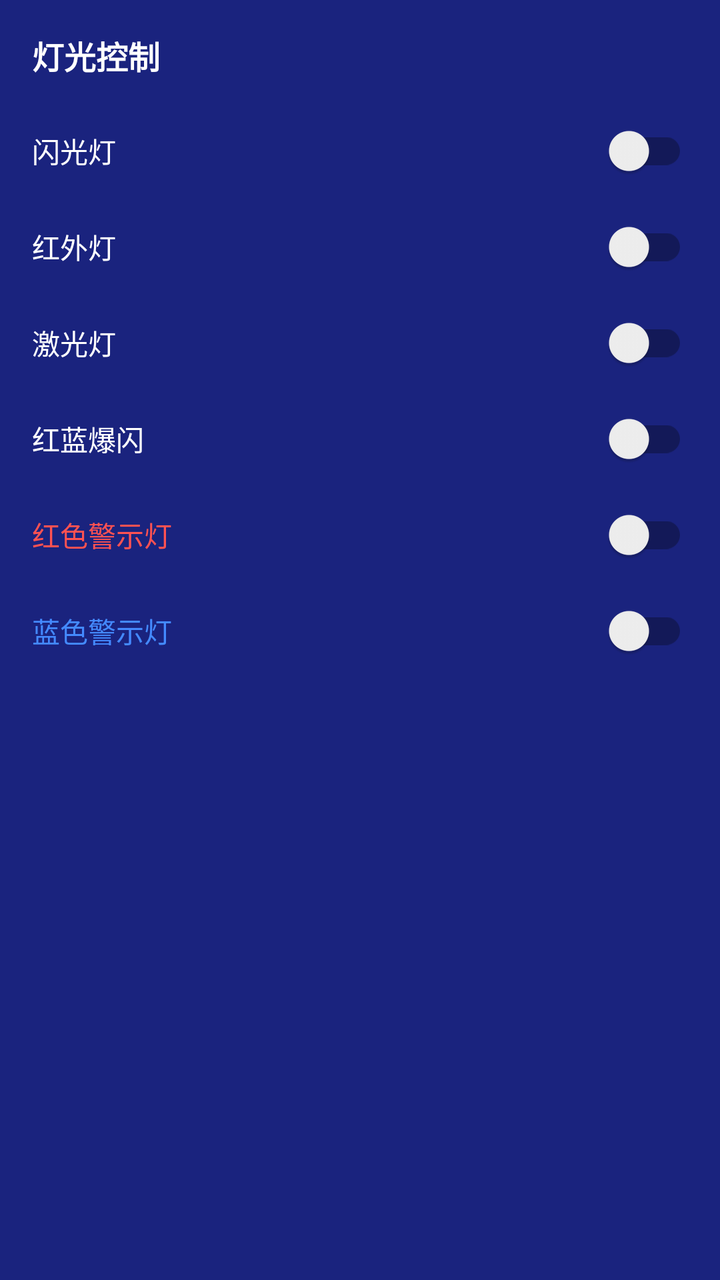
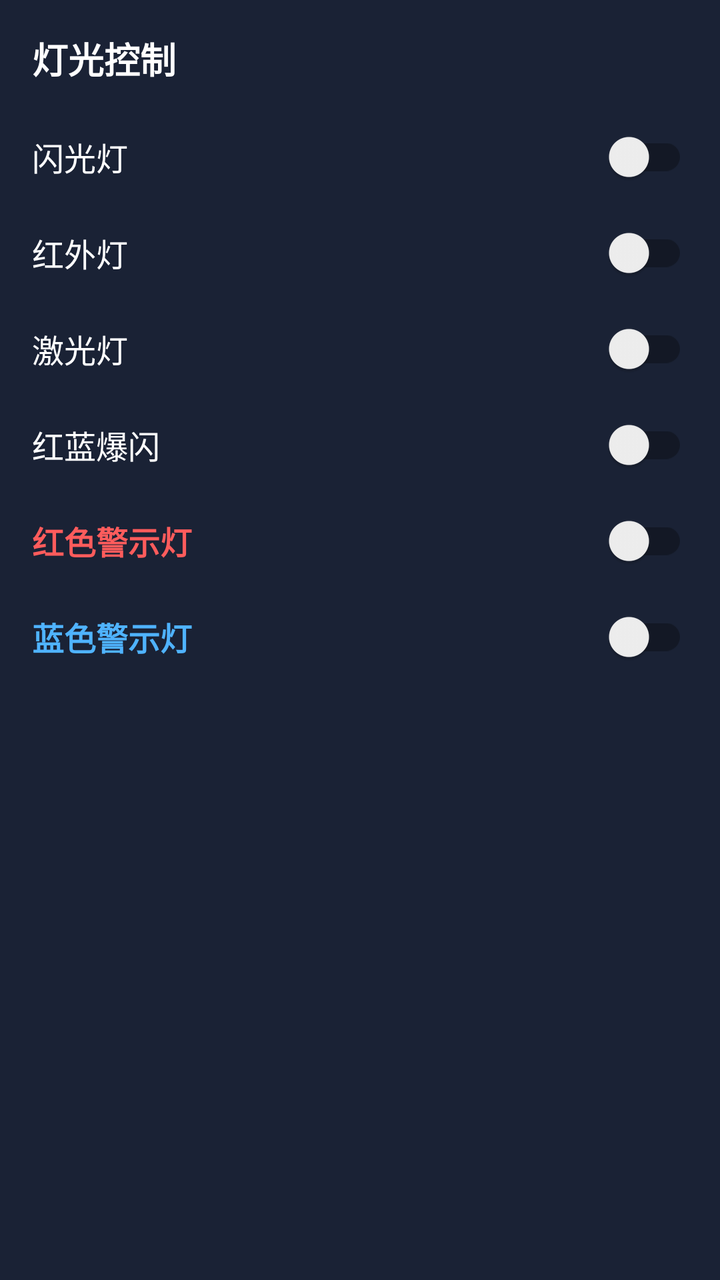

The first picture is an Android layout as it rendered before a commit; the second is the same layout after the commit. The layout source and the unified diff follow.
<!-- AndroidManifest.xml: application theme Theme.EnforcementApp -->
<!-- res/layout/fragment_light_panel.xml -->
<?xml version="1.0" encoding="utf-8"?>
<LinearLayout
    xmlns:android="http://schemas.android.com/apk/res/android"
    android:layout_width="match_parent"
    android:layout_height="wrap_content"
    android:orientation="vertical"
    android:background="#1A237E"
    android:padding="16dp">

    <TextView
        android:layout_width="match_parent"
        android:layout_height="wrap_content"
        android:text="灯光控制"
        android:textColor="#FFFFFF"
        android:textSize="16sp"
        android:textStyle="bold"
        android:paddingBottom="12dp" />

    
    <LinearLayout
        android:layout_width="match_parent"
        android:layout_height="48dp"
        android:orientation="horizontal"
        android:gravity="center_vertical">
        <TextView
            android:layout_width="0dp"
            android:layout_height="wrap_content"
            android:layout_weight="1"
            android:text="闪光灯"
            android:textColor="#FFFFFF"
            android:textSize="14sp" />
        <androidx.appcompat.widget.SwitchCompat
            android:id="@+id/switchFlash"
            android:layout_width="wrap_content"
            android:layout_height="wrap_content" />
    </LinearLayout>

    
    <LinearLayout
        android:layout_width="match_parent"
        android:layout_height="48dp"
        android:orientation="horizontal"
        android:gravity="center_vertical">
        <TextView
            android:layout_width="0dp"
            android:layout_height="wrap_content"
            android:layout_weight="1"
            android:text="红外灯"
            android:textColor="#FFFFFF"
            android:textSize="14sp" />
        <androidx.appcompat.widget.SwitchCompat
            android:id="@+id/switchIR"
            android:layout_width="wrap_content"
            android:layout_height="wrap_content" />
    </LinearLayout>

    
    <LinearLayout
        android:layout_width="match_parent"
        android:layout_height="48dp"
        android:orientation="horizontal"
        android:gravity="center_vertical">
        <TextView
            android:layout_width="0dp"
            android:layout_height="wrap_content"
            android:layout_weight="1"
            android:text="激光灯"
            android:textColor="#FFFFFF"
            android:textSize="14sp" />
        <androidx.appcompat.widget.SwitchCompat
            android:id="@+id/switchLaser"
            android:layout_width="wrap_content"
            android:layout_height="wrap_content" />
    </LinearLayout>

    
    <LinearLayout
        android:layout_width="match_parent"
        android:layout_height="48dp"
        android:orientation="horizontal"
        android:gravity="center_vertical">
        <TextView
            android:layout_width="0dp"
            android:layout_height="wrap_content"
            android:layout_weight="1"
            android:text="红蓝爆闪"
            android:textColor="#FFFFFF"
            android:textSize="14sp" />
        <androidx.appcompat.widget.SwitchCompat
            android:id="@+id/switchStrobe"
            android:layout_width="wrap_content"
            android:layout_height="wrap_content" />
    </LinearLayout>

    
    <LinearLayout
        android:layout_width="match_parent"
        android:layout_height="48dp"
        android:orientation="horizontal"
        android:gravity="center_vertical">
        <TextView
            android:layout_width="0dp"
            android:layout_height="wrap_content"
            android:layout_weight="1"
            android:text="红色警示灯"
            android:textColor="#FF5252"
            android:textSize="14sp" />
        <androidx.appcompat.widget.SwitchCompat
            android:id="@+id/switchRedStrobe"
            android:layout_width="wrap_content"
            android:layout_height="wrap_content" />
    </LinearLayout>

    
    <LinearLayout
        android:layout_width="match_parent"
        android:layout_height="48dp"
        android:orientation="horizontal"
        android:gravity="center_vertical">
        <TextView
            android:layout_width="0dp"
            android:layout_height="wrap_content"
            android:layout_weight="1"
            android:text="蓝色警示灯"
            android:textColor="#448AFF"
            android:textSize="14sp" />
        <androidx.appcompat.widget.SwitchCompat
            android:id="@+id/switchBlueStrobe"
            android:layout_width="wrap_content"
            android:layout_height="wrap_content" />
    </LinearLayout>

</LinearLayout>
<!-- resources referenced by this layout -->
<resources>
  <style name="Theme.EnforcementApp" parent="Theme.MaterialComponents.DayNight.NoActionBar">
          <item name="colorPrimary">@color/brand_primary</item>
          <item name="colorPrimaryVariant">@color/brand_primary_variant</item>
          <item name="colorOnPrimary">@color/text_primary</item>
          <item name="colorSecondary">@color/accent_blue</item>
          <item name="colorOnSecondary">@color/text_primary</item>
          <item name="colorError">@color/accent_red</item>
          <item name="android:windowBackground">@color/surface_bg</item>
          <item name="android:textColorPrimary">@color/text_primary</item>
          <item name="android:textColorSecondary">@color/text_secondary</item>
      </style>
  <color name="brand_primary">#1A237E</color>
  <color name="brand_primary_variant">#0D47A1</color>
  <color name="text_primary">#FFFFFF</color>
  <color name="accent_blue">#4FB3FF</color>
  <color name="accent_red">#FF5C5C</color>
  <color name="surface_bg">#0E1320</color>
  <color name="text_secondary">#D5DCE8</color>
</resources>

<!-- the commit's change to res/layout/fragment_light_panel.xml (unified diff, before → after) -->
@@ -4,22 +4,22 @@
     android:layout_width="match_parent"
     android:layout_height="wrap_content"
     android:orientation="vertical"
-    android:background="#1A237E"
-    android:padding="16dp">
+    android:background="@color/surface_card"
+    android:padding="@dimen/space_lg">
 
     <TextView
         android:layout_width="match_parent"
         android:layout_height="wrap_content"
         android:text="灯光控制"
-        android:textColor="#FFFFFF"
-        android:textSize="16sp"
+        android:textColor="@color/text_primary"
+        android:textSize="@dimen/font_lg"
         android:textStyle="bold"
-        android:paddingBottom="12dp" />
+        android:paddingBottom="@dimen/space_md" />
 
     
     <LinearLayout
         android:layout_width="match_parent"
-        android:layout_height="48dp"
+        android:layout_height="@dimen/touch_min"
         android:orientation="horizontal"
         android:gravity="center_vertical">
         <TextView
@@ -27,8 +27,8 @@
             android:layout_height="wrap_content"
             android:layout_weight="1"
             android:text="闪光灯"
-            android:textColor="#FFFFFF"
-            android:textSize="14sp" />
+            android:textColor="@color/text_primary"
+            android:textSize="@dimen/font_md" />
         <androidx.appcompat.widget.SwitchCompat
             android:id="@+id/switchFlash"
             android:layout_width="wrap_content"
@@ -38,7 +38,7 @@
     
     <LinearLayout
         android:layout_width="match_parent"
-        android:layout_height="48dp"
+        android:layout_height="@dimen/touch_min"
         android:orientation="horizontal"
         android:gravity="center_vertical">
         <TextView
@@ -46,8 +46,8 @@
             android:layout_height="wrap_content"
             android:layout_weight="1"
             android:text="红外灯"
-            android:textColor="#FFFFFF"
-            android:textSize="14sp" />
+            android:textColor="@color/text_primary"
+            android:textSize="@dimen/font_md" />
         <androidx.appcompat.widget.SwitchCompat
             android:id="@+id/switchIR"
             android:layout_width="wrap_content"
@@ -57,7 +57,7 @@
     
     <LinearLayout
         android:layout_width="match_parent"
-        android:layout_height="48dp"
+        android:layout_height="@dimen/touch_min"
         android:orientation="horizontal"
         android:gravity="center_vertical">
         <TextView
@@ -65,8 +65,8 @@
             android:layout_height="wrap_content"
             android:layout_weight="1"
             android:text="激光灯"
-            android:textColor="#FFFFFF"
-            android:textSize="14sp" />
+            android:textColor="@color/text_primary"
+            android:textSize="@dimen/font_md" />
         <androidx.appcompat.widget.SwitchCompat
             android:id="@+id/switchLaser"
             android:layout_width="wrap_content"
@@ -76,7 +76,7 @@
     
     <LinearLayout
         android:layout_width="match_parent"
-        android:layout_height="48dp"
+        android:layout_height="@dimen/touch_min"
         android:orientation="horizontal"
         android:gravity="center_vertical">
         <TextView
@@ -84,8 +84,8 @@
             android:layout_height="wrap_content"
             android:layout_weight="1"
             android:text="红蓝爆闪"
-            android:textColor="#FFFFFF"
-            android:textSize="14sp" />
+            android:textColor="@color/text_primary"
+            android:textSize="@dimen/font_md" />
         <androidx.appcompat.widget.SwitchCompat
             android:id="@+id/switchStrobe"
             android:layout_width="wrap_content"
@@ -95,7 +95,7 @@
     
     <LinearLayout
         android:layout_width="match_parent"
-        android:layout_height="48dp"
+        android:layout_height="@dimen/touch_min"
         android:orientation="horizontal"
         android:gravity="center_vertical">
         <TextView
@@ -103,8 +103,9 @@
             android:layout_height="wrap_content"
             android:layout_weight="1"
             android:text="红色警示灯"
-            android:textColor="#FF5252"
-            android:textSize="14sp" />
+            android:textColor="@color/accent_red"
+            android:textSize="@dimen/font_md"
+            android:textStyle="bold" />
         <androidx.appcompat.widget.SwitchCompat
             android:id="@+id/switchRedStrobe"
             android:layout_width="wrap_content"
@@ -114,7 +115,7 @@
     
     <LinearLayout
         android:layout_width="match_parent"
-        android:layout_height="48dp"
+        android:layout_height="@dimen/touch_min"
         android:orientation="horizontal"
         android:gravity="center_vertical">
         <TextView
@@ -122,8 +123,9 @@
             android:layout_height="wrap_content"
             android:layout_weight="1"
             android:text="蓝色警示灯"
-            android:textColor="#448AFF"
-            android:textSize="14sp" />
+            android:textColor="@color/accent_blue"
+            android:textSize="@dimen/font_md"
+            android:textStyle="bold" />
         <androidx.appcompat.widget.SwitchCompat
             android:id="@+id/switchBlueStrobe"
             android:layout_width="wrap_content"
<!-- resource entries referenced after the edit -->
@@ -14,8 +14,14 @@
   <color name="brand_primary">#1A237E</color>
   <color name="brand_primary_variant">#0D47A1</color>
   <color name="text_primary">#FFFFFF</color>
+  <dimen name="font_lg">18sp</dimen>
+  <dimen name="font_md">16sp</dimen>
+  <dimen name="space_lg">16dp</dimen>
+  <dimen name="space_md">12dp</dimen>
+  <dimen name="touch_min">48dp</dimen>
   <color name="accent_blue">#4FB3FF</color>
   <color name="accent_red">#FF5C5C</color>
+  <color name="surface_card">#1A2235</color>
   <color name="surface_bg">#0E1320</color>
   <color name="text_secondary">#D5DCE8</color>
 </resources>
